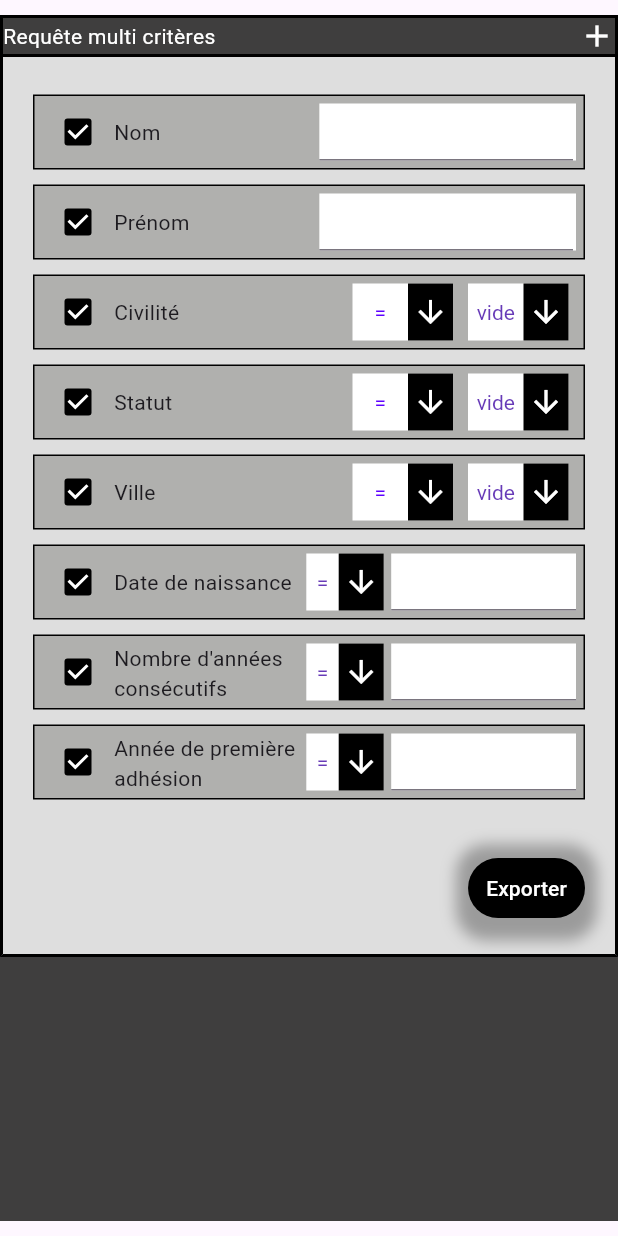
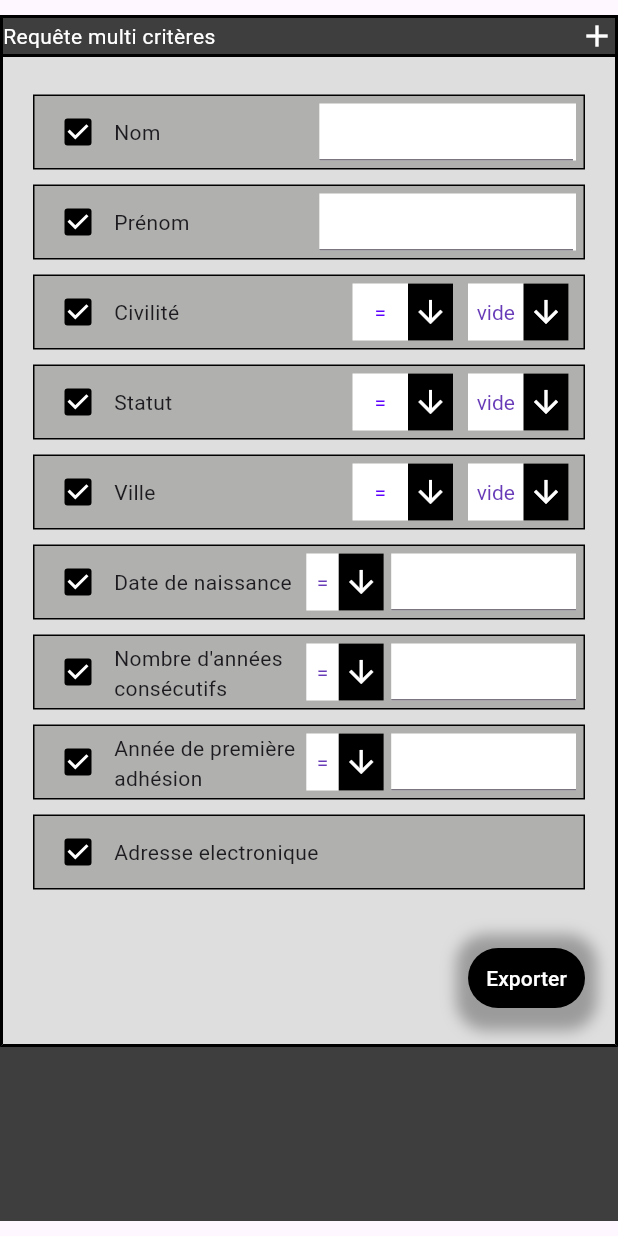
Before and after one commit to TheoBorreaniMode83/client_randonneurs, a Flutter app: the ComposentSearch widget shown alone on an empty page, opened directly with empty values, after a tap on "Requête multi critères", on a phone screen of 412 x 824 dp. Run offline on Flutter 3.47's test engine with Material 3 defaults, Android fonts, the phone set to English and light mode, and no system bars; our stand-ins replace diacritic, flutter_slider_drawer, get, page_transition; missing offline and left inert: dart:html, patterns_canvas; network calls fail.

Commit message:
modification de l'encadrement de la page

```diff
--- a/project/lib/controller/controller_page_gestion_adherents.dart
+++ b/project/lib/controller/controller_page_gestion_adherents.dart
@@ -33,6 +33,9 @@
   static Wrapper value7_0=Wrapper(contentA: true);
   static Wrapper value8_0=Wrapper(contentA: true);
 
+
+  static Wrapper value9_0=Wrapper(contentA: true);
+
   static TextEditingController  controlleur1 = TextEditingController();
   static TextEditingController  controlleur2 = TextEditingController();
   static TextEditingController  controlleur3 = TextEditingController();
--- a/project/lib/controller/gstHttpServer/gst_http_server.dart
+++ b/project/lib/controller/gstHttpServer/gst_http_server.dart
@@ -10,23 +10,23 @@
   //-------------------------------------------------------------------------------------
 
   static List<Adherent> _dbAdherents = [
-    Adherent(id: 0,nom: "Martin", prenom: "Gabriel", civilite: "Monsieur",anneePremiereAdhesion: 2000, statut: "Adhésion", nomVille: "Draguignan",joursNaissance: 10,moisNaissance: 10,anneeNaissance: 2000,joursPremiereAdhesion: 10,moisPremiereAdhesion: 10 ),
-    Adherent(id: 1,nom: "Bernard", prenom: "Léo", civilite: "Monsieur",anneePremiereAdhesion: 2010, statut: "Adhésion", nomVille: "Montferat",joursNaissance: 10,moisNaissance: 10,anneeNaissance: 2000,joursPremiereAdhesion: 10,moisPremiereAdhesion: 10),
-    Adherent(id: 2,nom: "Thomas", prenom: "Raphael", civilite: "Monsieur",anneePremiereAdhesion: 1999, statut: "Réadhésion", nomVille: "Frejus",joursNaissance: 10,moisNaissance: 10,anneeNaissance: 2000,joursPremiereAdhesion: 10,moisPremiereAdhesion: 10),
-    Adherent(id: 3,nom: "Petit", prenom: "Louis", civilite: "Monsieur",anneePremiereAdhesion: 2000, statut: "R.Santé", nomVille: "Brignole",joursNaissance: 10,moisNaissance: 10,anneeNaissance: 2000,joursPremiereAdhesion: 10,moisPremiereAdhesion: 10),
-    Adherent(id: 4,nom: "Robert", prenom: "Mael", civilite: "Monsieur",anneePremiereAdhesion: 2000, statut: "Pass Dec", nomVille: "Congolin",joursNaissance: 10,moisNaissance: 10,anneeNaissance: 1990,joursPremiereAdhesion: 10,moisPremiereAdhesion: 10),
-    Adherent(id: 5,nom: "Richard", prenom: "Arthur", civilite: "Monsieur",anneePremiereAdhesion: 2000, statut: "Adhésion", nomVille: "Paris",joursNaissance: 10,moisNaissance: 10,anneeNaissance: 2000,joursPremiereAdhesion: 10,moisPremiereAdhesion: 10),
-    Adherent(id: 6,nom: "Durand", prenom: "Jules", civilite: "Monsieur",anneePremiereAdhesion: 2000, statut: "R.Santé", nomVille: "Draguignan",joursNaissance: 10,moisNaissance: 10,anneeNaissance: 2000,joursPremiereAdhesion: 10,moisPremiereAdhesion: 10),
-    Adherent(id: 7,nom: "Dubois", prenom: "Noah", civilite: "Monsieur",anneePremiereAdhesion: 2000, statut: "Adh.Non/Lic", nomVille: "Marseille",joursNaissance: 10,moisNaissance: 10,anneeNaissance: 2000,joursPremiereAdhesion: 10,moisPremiereAdhesion: 10),
-    Adherent(id: 8,nom: "Moreau", prenom: "Adam", civilite: "Monsieur",anneePremiereAdhesion: 2000, statut: "Adh.Non/Lic", nomVille: "Draguignan",joursNaissance: 10,moisNaissance: 10,anneeNaissance: 2000,joursPremiereAdhesion: 10,moisPremiereAdhesion: 10),
-    Adherent(id: 9,nom: "Laurent", prenom: "Lucas", civilite: "Monsieur",anneePremiereAdhesion: 2000, statut: "M.Nordique", nomVille: "Draguignan",joursNaissance: 10,moisNaissance: 10,anneeNaissance: 2000,joursPremiereAdhesion: 10,moisPremiereAdhesion: 10),
-    Adherent(id: 10,nom: "Roux", prenom: "Esther", civilite: "Madame",anneePremiereAdhesion: 2000, statut: "Adhésion", nomVille: "Draguignan",joursNaissance: 10,moisNaissance: 10,anneeNaissance: 2000,joursPremiereAdhesion: 10,moisPremiereAdhesion: 10),
-    Adherent(id: 11,nom: "Lambert", prenom: "Marguerite", civilite: "Madame",anneePremiereAdhesion: 2000, statut: "Adh.Aut.Ass", nomVille: "Draguignan",joursNaissance: 10,moisNaissance: 10,anneeNaissance: 2000,joursPremiereAdhesion: 10,moisPremiereAdhesion: 10),
-    Adherent(id: 12,nom: "Leroy", prenom: "Helen", civilite: "Madame",anneePremiereAdhesion: 2000, statut: "Réadhésion", nomVille: "Draguignan",joursNaissance: 10,moisNaissance: 10,anneeNaissance: 2000,joursPremiereAdhesion: 10,moisPremiereAdhesion: 10),
-    Adherent(id: 13,nom: "Lefebvre", prenom: "Hélène", civilite: "Madame",anneePremiereAdhesion: 2000, statut: "Adhésion", nomVille: "Congolin",joursNaissance: 10,moisNaissance: 10,anneeNaissance: 2000,joursPremiereAdhesion: 10,moisPremiereAdhesion: 10),
-    Adherent(id: 14,nom: "Bertrand", prenom: "Adrienne", civilite: "Madame",anneePremiereAdhesion: 2000, statut: "R.Santé", nomVille: "Frejus",joursNaissance: 10,moisNaissance: 10,anneeNaissance: 2000,joursPremiereAdhesion: 10,moisPremiereAdhesion: 10),
-    Adherent(id: 15,nom: "Girard", prenom: "Aline", civilite: "Madame",anneePremiereAdhesion: 2000, statut: "R.Santé", nomVille: "Frejus",joursNaissance: 10,moisNaissance: 10,anneeNaissance: 2000,joursPremiereAdhesion: 10,moisPremiereAdhesion: 10),
-    Adherent(id: 16,nom: "David", prenom: "Pascale", civilite: "Madame",anneePremiereAdhesion: 2000, statut: "R.Santé", nomVille: "Draguignan",joursNaissance: 10,moisNaissance: 10,anneeNaissance: 2000,joursPremiereAdhesion: 10,moisPremiereAdhesion: 10),
+    Adherent(id: 0,nom: "Martin", prenom: "Gabriel", civilite: "Monsieur",anneePremiereAdhesion: 2000, statut: "Adhésion", nomVille: "Draguignan",joursNaissance: 10,moisNaissance: 10,anneeNaissance: 2000,joursPremiereAdhesion: 10,moisPremiereAdhesion: 10, adresseMail: "theo@gmail.com" ),
+    Adherent(id: 1,nom: "Bernard", prenom: "Léo", civilite: "Monsieur",anneePremiereAdhesion: 2010, statut: "Adhésion", nomVille: "Montferat",joursNaissance: 10,moisNaissance: 10,anneeNaissance: 2000,joursPremiereAdhesion: 10,moisPremiereAdhesion: 10, adresseMail: "theo@gmail.com" ),
+    Adherent(id: 2,nom: "Thomas", prenom: "Raphael", civilite: "Monsieur",anneePremiereAdhesion: 1999, statut: "Réadhésion", nomVille: "Frejus",joursNaissance: 10,moisNaissance: 10,anneeNaissance: 2000,joursPremiereAdhesion: 10,moisPremiereAdhesion: 10, adresseMail: "theo@gmail.com" ),
+    Adherent(id: 3,nom: "Petit", prenom: "Louis", civilite: "Monsieur",anneePremiereAdhesion: 2000, statut: "R.Santé", nomVille: "Brignole",joursNaissance: 10,moisNaissance: 10,anneeNaissance: 2000,joursPremiereAdhesion: 10,moisPremiereAdhesion: 10, adresseMail: "theo@gmail.com" ),
+    Adherent(id: 4,nom: "Robert", prenom: "Mael", civilite: "Monsieur",anneePremiereAdhesion: 2000, statut: "Pass Dec", nomVille: "Congolin",joursNaissance: 10,moisNaissance: 10,anneeNaissance: 1990,joursPremiereAdhesion: 10,moisPremiereAdhesion: 10, adresseMail: "theo@gmail.com" ),
+    Adherent(id: 5,nom: "Richard", prenom: "Arthur", civilite: "Monsieur",anneePremiereAdhesion: 2000, statut: "Adhésion", nomVille: "Paris",joursNaissance: 10,moisNaissance: 10,anneeNaissance: 2000,joursPremiereAdhesion: 10,moisPremiereAdhesion: 10, adresseMail: "theo@gmail.com" ),
+    Adherent(id: 6,nom: "Durand", prenom: "Jules", civilite: "Monsieur",anneePremiereAdhesion: 2000, statut: "R.Santé", nomVille: "Draguignan",joursNaissance: 10,moisNaissance: 10,anneeNaissance: 2000,joursPremiereAdhesion: 10,moisPremiereAdhesion: 10, adresseMail: "theo@gmail.com" ),
+    Adherent(id: 7,nom: "Dubois", prenom: "Noah", civilite: "Monsieur",anneePremiereAdhesion: 2000, statut: "Adh.Non/Lic", nomVille: "Marseille",joursNaissance: 10,moisNaissance: 10,anneeNaissance: 2000,joursPremiereAdhesion: 10,moisPremiereAdhesion: 10, adresseMail: "theo@gmail.com" ),
+    Adherent(id: 8,nom: "Moreau", prenom: "Adam", civilite: "Monsieur",anneePremiereAdhesion: 2000, statut: "Adh.Non/Lic", nomVille: "Draguignan",joursNaissance: 10,moisNaissance: 10,anneeNaissance: 2000,joursPremiereAdhesion: 10,moisPremiereAdhesion: 10, adresseMail: "theo@gmail.com" ),
+    Adherent(id: 9,nom: "Laurent", prenom: "Lucas", civilite: "Monsieur",anneePremiereAdhesion: 2000, statut: "M.Nordique", nomVille: "Draguignan",joursNaissance: 10,moisNaissance: 10,anneeNaissance: 2000,joursPremiereAdhesion: 10,moisPremiereAdhesion: 10, adresseMail: "theo@gmail.com" ),
+    Adherent(id: 10,nom: "Roux", prenom: "Esther", civilite: "Madame",anneePremiereAdhesion: 2000, statut: "Adhésion", nomVille: "Draguignan",joursNaissance: 10,moisNaissance: 10,anneeNaissance: 2000,joursPremiereAdhesion: 10,moisPremiereAdhesion: 10, adresseMail: "theo@gmail.com" ),
+    Adherent(id: 11,nom: "Lambert", prenom: "Marguerite", civilite: "Madame",anneePremiereAdhesion: 2000, statut: "Adh.Aut.Ass", nomVille: "Draguignan",joursNaissance: 10,moisNaissance: 10,anneeNaissance: 2000,joursPremiereAdhesion: 10,moisPremiereAdhesion: 10, adresseMail: "theo@gmail.com" ),
+    Adherent(id: 12,nom: "Leroy", prenom: "Helen", civilite: "Madame",anneePremiereAdhesion: 2000, statut: "Réadhésion", nomVille: "Draguignan",joursNaissance: 10,moisNaissance: 10,anneeNaissance: 2000,joursPremiereAdhesion: 10,moisPremiereAdhesion: 10, adresseMail: "theo@gmail.com" ),
+    Adherent(id: 13,nom: "Lefebvre", prenom: "Hélène", civilite: "Madame",anneePremiereAdhesion: 2000, statut: "Adhésion", nomVille: "Congolin",joursNaissance: 10,moisNaissance: 10,anneeNaissance: 2000,joursPremiereAdhesion: 10,moisPremiereAdhesion: 10, adresseMail: "theo@gmail.com" ),
+    Adherent(id: 14,nom: "Bertrand", prenom: "Adrienne", civilite: "Madame",anneePremiereAdhesion: 2000, statut: "R.Santé", nomVille: "Frejus",joursNaissance: 10,moisNaissance: 10,anneeNaissance: 2000,joursPremiereAdhesion: 10,moisPremiereAdhesion: 10, adresseMail: "theo@gmail.com" ),
+    Adherent(id: 15,nom: "Girard", prenom: "Aline", civilite: "Madame",anneePremiereAdhesion: 2000, statut: "R.Santé", nomVille: "Frejus",joursNaissance: 10,moisNaissance: 10,anneeNaissance: 2000,joursPremiereAdhesion: 10,moisPremiereAdhesion: 10, adresseMail: "theo@gmail.com" ),
+    Adherent(id: 16,nom: "David", prenom: "Pascale", civilite: "Madame",anneePremiereAdhesion: 2000, statut: "R.Santé", nomVille: "Draguignan",joursNaissance: 10,moisNaissance: 10,anneeNaissance: 2000,joursPremiereAdhesion: 10,moisPremiereAdhesion: 10, adresseMail: "theo@gmail.com" ),
 
   ];
 
--- a/project/lib/view/customWidgets/containerWidgets/responsive_view.dart
+++ b/project/lib/view/customWidgets/containerWidgets/responsive_view.dart
@@ -41,31 +41,21 @@
             width: double.maxFinite,
             color: Colors.white,
             child : Container(
-            margin: padding,
-            padding: const EdgeInsets.all(20),
             height: height,
             width: width,
-            decoration: const BoxDecoration(
-              color: Color.fromARGB(255, 241, 233, 209),
-              border: Border(
-                left: BorderSide(
-                  color: Color.fromARGB(255, 0, 0, 0)
-                  ),
-                right: BorderSide(
-                  color: Color.fromARGB(255, 0, 0, 0)
-                  ),
-              ),
-            ),
+
             child: Scrollbar(
               thickness: 5, //largeur scroll barre
               controller: yourScrollController,
               child:SingleChildScrollView(
                 controller: yourScrollController ,
-                child: Column(
+                child: Container(
+                  margin: EdgeInsets.all(200),
+                  child: Column(
                   //controller: yourScrollController, // AND Here
                   children: children
                 ),
-              ),
+              ),)
               )
             )
           );
--- a/project/lib/view/customWidgets/tailorMadeWidgets/composent_search.dart
+++ b/project/lib/view/customWidgets/tailorMadeWidgets/composent_search.dart
@@ -299,7 +299,28 @@
     );
   }
 
-
+Widget rowType4({required name,required Wrapper elt0}){
+    return Container(
+      decoration: myDeco,
+      margin: EdgeInsets.symmetric(vertical: myContainerMargin),
+      padding: EdgeInsets.all( myContainerPadding),
+      height:myContainerHeight,
+      child: Row(
+        children: [
+          Checkbox(
+            activeColor:Colors.black,
+            value: elt0.content,
+            onChanged: (bool? value){setState(() {
+              elt0.content=!elt0.content;
+            });},
+          ),
+          Expanded(
+            flex:4,
+            child: Text(name),),
+        ]
+      )
+    );
+  }
 
   @override
   Widget build(BuildContext context)
@@ -412,6 +433,10 @@
                       elt0: ControllerPageGestionAdherents.value6_0 ,
                       controlleurX: ControllerPageGestionAdherents.controlleur3
                     ),
+                    rowType4(
+                      name:  "Adresse electronique",
+                      elt0:  ControllerPageGestionAdherents.value9_0
+                      ),
                     Container(
                       margin: EdgeInsets.fromLTRB(0,30,0,0),
                       alignment: Alignment.topRight,
@@ -446,6 +471,7 @@
                               (ControllerPageGestionAdherents.value6_0.content)?{result[result.length-1].add(widget.listeAdherents[i].anneePremiereAdhesion.toString())}:{};
                               (ControllerPageGestionAdherents.value7_0.content)?{result[result.length-1].add(widget.listeAdherents[i].nom.toString())}:{};
                               (ControllerPageGestionAdherents.value8_0.content)?{result[result.length-1].add(widget.listeAdherents[i].prenom.toString())}:{};
+                              (ControllerPageGestionAdherents.value9_0.content)?{result[result.length-1].add(widget.listeAdherents[i].adresseMail.toString())}:{};
                             }
 
                             GstDownloadFiles.downloadFile(fileName: "adherents.csv", fileContent: GstDownloadFiles.makeCSV(result));
```
